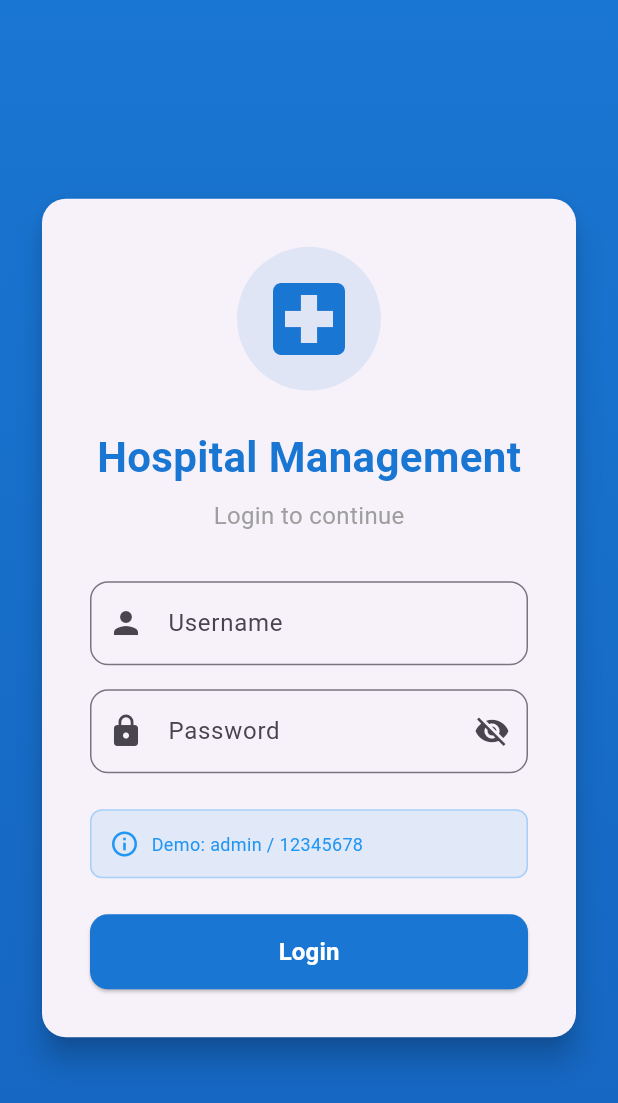
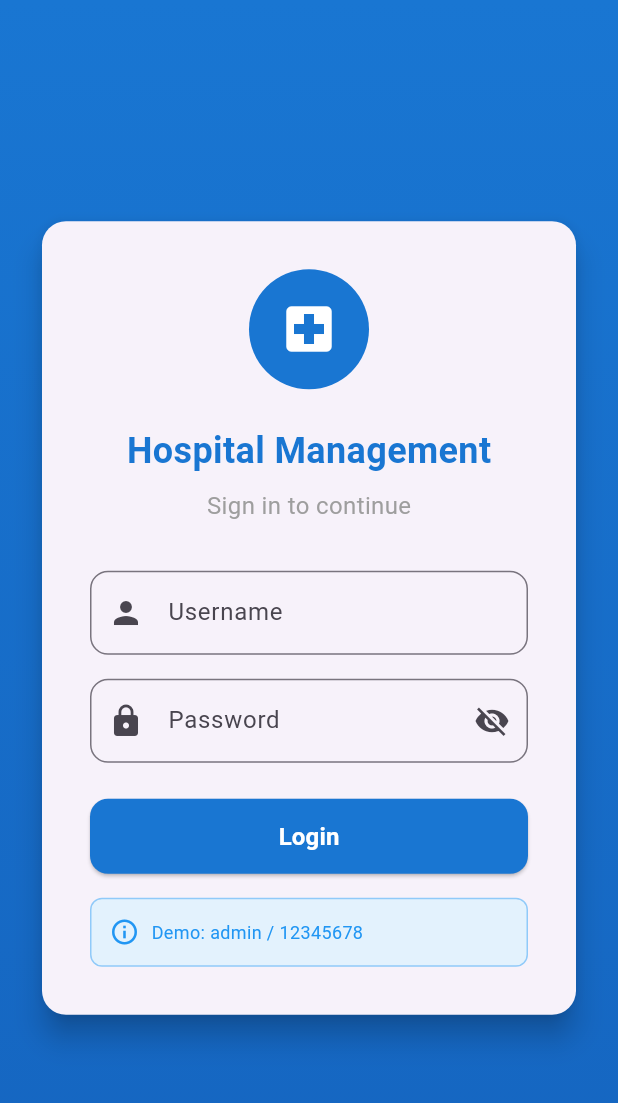
Before and after one commit to Ashjan122/hospital-app, a Flutter app: the screen it shows after launch, on a phone screen of 412 x 824 dp. Shown: the top 1103 px of the screen. Run offline on Flutter 3.47's test engine with Material 3 defaults, Android fonts, the phone set to English and light mode, and no system bars; our stand-ins replace cloud_firestore, firebase_core, introduction_screen; accounts and stored records are empty.

Commit message:
add login_screen

```diff
--- a/lib/main.dart
+++ b/lib/main.dart
@@ -12,16 +12,10 @@ void main() async {
 class HospitalApp extends StatelessWidget {
   const HospitalApp({super.key});
 
-
   @override
   Widget build(BuildContext context) {
     return MaterialApp(
       debugShowCheckedModeBanner: false,
-      title: 'Hospital Management',
-      theme: ThemeData(
-        primarySwatch: Colors.blue,
-        useMaterial3: true,
-      ),
       home: const LoginScreen(),
     );
   }
--- a/lib/screnns/login_screen.dart
+++ b/lib/screnns/login_screen.dart
@@ -1,5 +1,5 @@
 import 'package:flutter/material.dart';
-import 'dashboard_screen.dart';
+import 'package:hospital_app/screnns/dashboard_screen.dart';
 
 class LoginScreen extends StatefulWidget {
   const LoginScreen({super.key});
@@ -14,10 +14,6 @@ class _LoginScreenState extends State<LoginScreen> {
   final _passwordController = TextEditingController();
   bool _isPasswordVisible = false;
   bool _isLoading = false;
-
-  // Demo credentials
-  static const String demoUsername = 'admin';
-  static const String demoPassword = '12345678';
 
   @override
   void dispose() {
@@ -38,16 +34,13 @@ class _LoginScreenState extends State<LoginScreen> {
           _isLoading = false;
         });
 
-        if (_usernameController.text == demoUsername &&
-            _passwordController.text == demoPassword) {
-          // Navigate to dashboard
+        // Check demo credentials
+        if (_usernameController.text == 'admin' &&
+            _passwordController.text == '12345678') {
           Navigator.of(context).pushReplacement(
-            MaterialPageRoute(
-              builder: (context) => const DashboardScreen(),
-            ),
+            MaterialPageRoute(builder: (context) => const DashboardScreen()),
           );
         } else {
-          // Show error message
           ScaffoldMessenger.of(context).showSnackBar(
             const SnackBar(
               content: Text('Invalid credentials. Use admin/12345678'),
@@ -89,17 +82,18 @@ class _LoginScreenState extends State<LoginScreen> {
                     child: Column(
                       mainAxisSize: MainAxisSize.min,
                       children: [
-                        // Hospital Icon
+                        // Logo/Icon
                         Container(
-                          padding: const EdgeInsets.all(16),
+                          width: 80,
+                          height: 80,
                           decoration: BoxDecoration(
-                            color: const Color(0xFF1976D2).withOpacity(0.1),
-                            shape: BoxShape.circle,
+                            color: const Color(0xFF1976D2),
+                            borderRadius: BorderRadius.circular(40),
                           ),
                           child: const Icon(
                             Icons.local_hospital,
-                            size: 64,
-                            color: Color(0xFF1976D2),
+                            size: 40,
+                            color: Colors.white,
                           ),
                         ),
                         const SizedBox(height: 24),
@@ -108,14 +102,14 @@ class _LoginScreenState extends State<LoginScreen> {
                         const Text(
                           'Hospital Management',
                           style: TextStyle(
-                            fontSize: 28,
+                            fontSize: 24,
                             fontWeight: FontWeight.bold,
                             color: Color(0xFF1976D2),
                           ),
                         ),
                         const SizedBox(height: 8),
                         const Text(
-                          'Login to continue',
+                          'Sign in to continue',
                           style: TextStyle(
                             fontSize: 16,
                             color: Colors.grey,
@@ -123,7 +117,7 @@ class _LoginScreenState extends State<LoginScreen> {
                         ),
                         const SizedBox(height: 32),
 
-                        // Username Field
+                        // Username field
                         TextFormField(
                           controller: _usernameController,
                           decoration: InputDecoration(
@@ -149,7 +143,7 @@ class _LoginScreenState extends State<LoginScreen> {
                         ),
                         const SizedBox(height: 16),
 
-                        // Password Field
+                        // Password field
                         TextFormField(
                           controller: _passwordController,
                           obscureText: !_isPasswordVisible,
@@ -188,15 +182,48 @@ class _LoginScreenState extends State<LoginScreen> {
                         ),
                         const SizedBox(height: 24),
 
-                        // Demo Credentials Info
+                        // Login button
+                        SizedBox(
+                          width: double.infinity,
+                          height: 50,
+                          child: ElevatedButton(
+                            onPressed: _isLoading ? null : _login,
+                            style: ElevatedButton.styleFrom(
+                              backgroundColor: const Color(0xFF1976D2),
+                              foregroundColor: Colors.white,
+                              shape: RoundedRectangleBorder(
+                                borderRadius: BorderRadius.circular(12),
+                              ),
+                            ),
+                            child: _isLoading
+                                ? const SizedBox(
+                                    width: 20,
+                                    height: 20,
+                                    child: CircularProgressIndicator(
+                                      strokeWidth: 2,
+                                      valueColor: AlwaysStoppedAnimation<Color>(
+                                        Colors.white,
+                                      ),
+                                    ),
+                                  )
+                                : const Text(
+                                    'Login',
+                                    style: TextStyle(
+                                      fontSize: 16,
+                                      fontWeight: FontWeight.bold,
+                                    ),
+                                  ),
+                          ),
+                        ),
+                        const SizedBox(height: 16),
+
+                        // Demo credentials hint
                         Container(
                           padding: const EdgeInsets.all(12),
                           decoration: BoxDecoration(
-                            color: Colors.blue.withOpacity(0.1),
+                            color: Colors.blue.shade50,
                             borderRadius: BorderRadius.circular(8),
-                            border: Border.all(
-                              color: Colors.blue.withOpacity(0.3),
-                            ),
+                            border: Border.all(color: Colors.blue.shade200),
                           ),
                           child: const Row(
                             children: [
@@ -218,41 +245,6 @@ class _LoginScreenState extends State<LoginScreen> {
                             ],
                           ),
                         ),
-                        const SizedBox(height: 24),
-
-                        // Login Button
-                        SizedBox(
-                          width: double.infinity,
-                          height: 50,
-                          child: ElevatedButton(
-                            onPressed: _isLoading ? null : _login,
-                            style: ElevatedButton.styleFrom(
-                              backgroundColor: const Color(0xFF1976D2),
-                              foregroundColor: Colors.white,
-                              shape: RoundedRectangleBorder(
-                                borderRadius: BorderRadius.circular(12),
-                              ),
-                            ),
-                            child: _isLoading
-                                ? const SizedBox(
-                                    height: 20,
-                                    width: 20,
-                                    child: CircularProgressIndicator(
-                                      strokeWidth: 2,
-                                      valueColor: AlwaysStoppedAnimation<Color>(
-                                        Colors.white,
-                                      ),
-                                    ),
-                                  )
-                                : const Text(
-                                    'Login',
-                                    style: TextStyle(
-                                      fontSize: 16,
-                                      fontWeight: FontWeight.bold,
-                                    ),
-                                  ),
-                          ),
-                        ),
                       ],
                     ),
                   ),
--- a/pubspec.yaml
+++ b/pubspec.yaml
@@ -40,6 +40,7 @@ dependencies:
   intl: ^0.19.0
   flutter_localizations:
     sdk: flutter
+  firebase_messaging: ^15.2.10
 
 dev_dependencies:
   flutter_test:
```
Also changed, not shown: lib/screnns/dashboard_screen.dart (+58 -78 lines), pubspec.lock, 1 other file.
